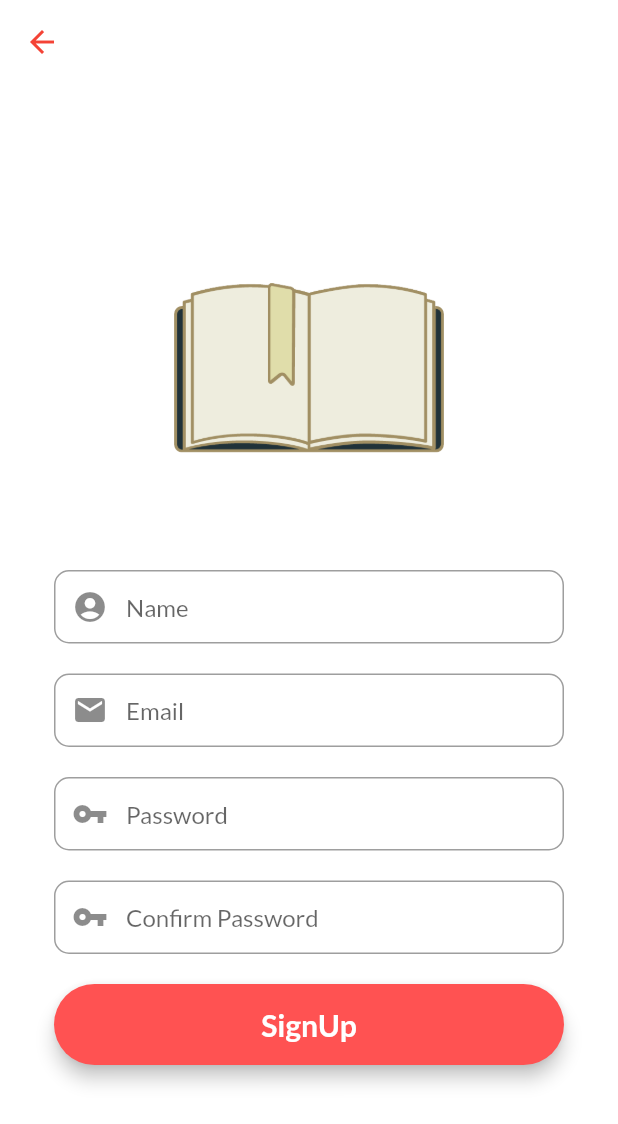
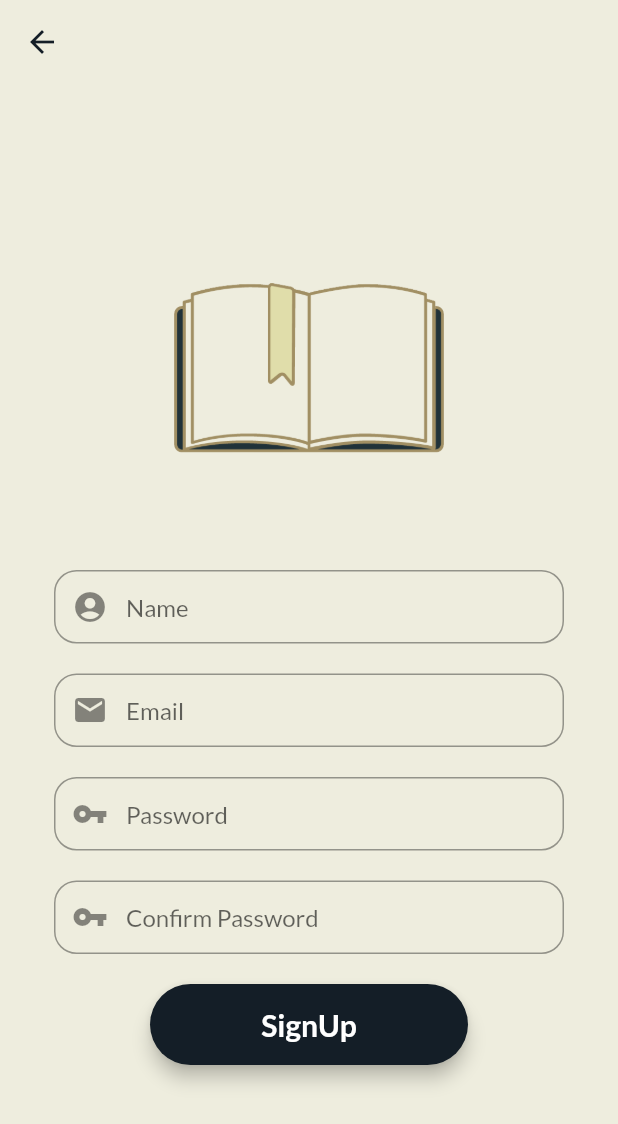
Before and after one commit to TheLameOne/soochi, a Flutter app: the screen it shows after launch, after a tap on "Login", after a tap on "SignUp", on a phone screen of 412 x 824 dp. Shown: the top 1124 px of the screen. Run offline on Flutter 3.47's test engine with Material 2 defaults, Android fonts, the phone set to English and light mode, and no system bars; our stand-ins replace cloud_firestore, firebase_auth, firebase_core, fluttertoast, google_fonts; accounts and stored records are empty.

Commit message:
login fixed

```diff
--- a/lib/main.dart
+++ b/lib/main.dart
@@ -19,7 +19,8 @@ class MyApp extends StatelessWidget {
     return MaterialApp(
       title: 'Soochi',
       theme: ThemeData(
-          primarySwatch: Colors.red, textTheme: GoogleFonts.latoTextTheme()),
+          primarySwatch: Colors.blueGrey,
+          textTheme: GoogleFonts.latoTextTheme()),
       debugShowCheckedModeBanner: false,
       home: const LoginScreen(),
     );
--- a/lib/screens/login_screen.dart
+++ b/lib/screens/login_screen.dart
@@ -39,9 +39,8 @@ class _LoginScreenState extends State<LoginScreen> {
             return ("Please Enter Your Email");
           }
           // reg expression for email validation
-          if (!RegExp("^[a-zA-Z0-9+_.-]+@[a-zA-Z0-9.-]+.[a-z]")
-              .hasMatch(value)) {
-            return ("Please Enter a valid email");
+          if (!RegExp("[a-z0-9]+@abes.ac.in").hasMatch(value)) {
+            return ("Please Enter a valid ABES email");
           }
           return null;
         },
@@ -54,7 +53,7 @@ class _LoginScreenState extends State<LoginScreen> {
           contentPadding: EdgeInsets.fromLTRB(20, 15, 20, 15),
           hintText: "Email",
           border: OutlineInputBorder(
-            borderRadius: BorderRadius.circular(10),
+            borderRadius: BorderRadius.circular(15),
           ),
         ));
 
@@ -81,7 +80,7 @@ class _LoginScreenState extends State<LoginScreen> {
           contentPadding: EdgeInsets.fromLTRB(20, 15, 20, 15),
           hintText: "Password",
           border: OutlineInputBorder(
-            borderRadius: BorderRadius.circular(10),
+            borderRadius: BorderRadius.circular(15),
           ),
         ));
 
@@ -165,6 +164,7 @@ class _LoginScreenState extends State<LoginScreen> {
 
   // login function
   void signIn(String email, String password) async {
+    email = email.trimRight();
     if (_formKey.currentState!.validate()) {
       try {
         await _auth
@@ -178,7 +178,6 @@ class _LoginScreenState extends State<LoginScreen> {
         switch (error.code) {
           case "invalid-email":
             errorMessage = "Your email address appears to be malformed.";
-
             break;
           case "wrong-password":
             errorMessage = "Email or Password is wrong.";
--- a/lib/screens/registration_screen.dart
+++ b/lib/screens/registration_screen.dart
@@ -2,8 +2,9 @@ import 'package:cloud_firestore/cloud_firestore.dart';
 import 'package:firebase_auth/firebase_auth.dart';
 import 'package:flutter/material.dart';
 import 'package:fluttertoast/fluttertoast.dart';
+import 'package:soochi/screens/login_screen.dart';
+import 'package:soochi/utils/styles.dart';
 import '../model/user_model.dart';
-import 'home_screen.dart';
 
 class RegistrationScreen extends StatefulWidget {
   const RegistrationScreen({Key? key}) : super(key: key);
@@ -52,7 +53,7 @@ class _RegistrationScreenState extends State<RegistrationScreen> {
           contentPadding: EdgeInsets.fromLTRB(20, 15, 20, 15),
           hintText: "Name",
           border: OutlineInputBorder(
-            borderRadius: BorderRadius.circular(10),
+            borderRadius: BorderRadius.circular(15),
           ),
         ));
 
@@ -66,9 +67,8 @@ class _RegistrationScreenState extends State<RegistrationScreen> {
             return ("Please Enter Your Email");
           }
           // reg expression for email validation
-          if (!RegExp("^[a-zA-Z0-9+_.-]+@[a-zA-Z0-9.-]+.[a-z]")
-              .hasMatch(value)) {
-            return ("Please Enter a valid email");
+          if (!RegExp("[a-z0-9]+@abes.ac.in").hasMatch(value)) {
+            return ("Please enter a valid @abes email");
           }
           return null;
         },
@@ -81,7 +81,7 @@ class _RegistrationScreenState extends State<RegistrationScreen> {
           contentPadding: EdgeInsets.fromLTRB(20, 15, 20, 15),
           hintText: "Email",
           border: OutlineInputBorder(
-            borderRadius: BorderRadius.circular(10),
+            borderRadius: BorderRadius.circular(15),
           ),
         ));
 
@@ -91,7 +91,7 @@ class _RegistrationScreenState extends State<RegistrationScreen> {
         controller: passwordEditingController,
         obscureText: true,
         validator: (value) {
-          RegExp regex = new RegExp(r'^.{6,}$');
+          RegExp regex = RegExp(r'^.{6,}$');
           if (value!.isEmpty) {
             return ("Password is required for login");
           }
@@ -108,7 +108,7 @@ class _RegistrationScreenState extends State<RegistrationScreen> {
           contentPadding: EdgeInsets.fromLTRB(20, 15, 20, 15),
           hintText: "Password",
           border: OutlineInputBorder(
-            borderRadius: BorderRadius.circular(10),
+            borderRadius: BorderRadius.circular(15),
           ),
         ));
 
@@ -133,7 +133,7 @@ class _RegistrationScreenState extends State<RegistrationScreen> {
           contentPadding: EdgeInsets.fromLTRB(20, 15, 20, 15),
           hintText: "Confirm Password",
           border: OutlineInputBorder(
-            borderRadius: BorderRadius.circular(10),
+            borderRadius: BorderRadius.circular(15),
           ),
         ));
 
@@ -141,10 +141,10 @@ class _RegistrationScreenState extends State<RegistrationScreen> {
     final signUpButton = Material(
       elevation: 5,
       borderRadius: BorderRadius.circular(30),
-      color: Colors.redAccent,
+      color: Styles.COLOR4,
       child: MaterialButton(
           padding: EdgeInsets.fromLTRB(20, 15, 20, 15),
-          minWidth: MediaQuery.of(context).size.width,
+          minWidth: MediaQuery.of(context).size.width - 200,
           onPressed: () {
             signUp(emailEditingController.text, passwordEditingController.text);
           },
@@ -157,12 +157,12 @@ class _RegistrationScreenState extends State<RegistrationScreen> {
     );
 
     return Scaffold(
-      backgroundColor: Colors.white,
+      backgroundColor: Styles.COLOR1,
       appBar: AppBar(
         backgroundColor: Colors.transparent,
         elevation: 0,
         leading: IconButton(
-          icon: Icon(Icons.arrow_back, color: Colors.red),
+          icon: Icon(Icons.arrow_back, color: Styles.COLOR4),
           onPressed: () {
             // passing this to our root
             Navigator.of(context).pop();
@@ -172,7 +172,7 @@ class _RegistrationScreenState extends State<RegistrationScreen> {
       body: Center(
         child: SingleChildScrollView(
           child: Container(
-            color: Colors.white,
+            color: Styles.COLOR1,
             child: Padding(
               padding: const EdgeInsets.all(36.0),
               child: Form(
@@ -209,6 +209,7 @@ class _RegistrationScreenState extends State<RegistrationScreen> {
   }
 
   void signUp(String email, String password) async {
+    email = email.trimRight();
     if (_formKey.currentState!.validate()) {
       try {
         await _auth
@@ -269,7 +270,7 @@ class _RegistrationScreenState extends State<RegistrationScreen> {
 
     Navigator.pushAndRemoveUntil(
         (context),
-        MaterialPageRoute(builder: (context) => HomeScreen()),
+        MaterialPageRoute(builder: (context) => LoginScreen()),
         (route) => false);
   }
 }
```
